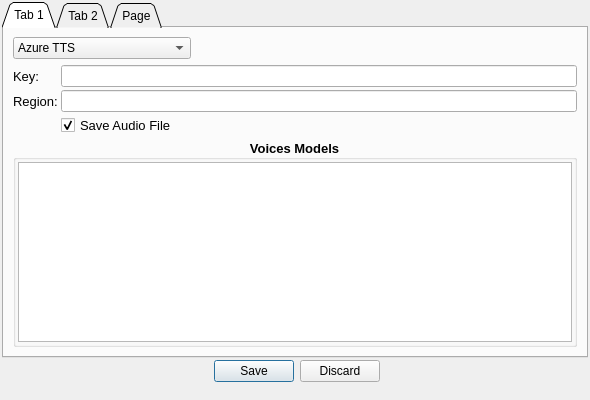
This is GUI_TranslateAndTTS/form.ui in AceCentre/AACSpeakHelper as Qt 5 draws it before an edit. The edited form follows.
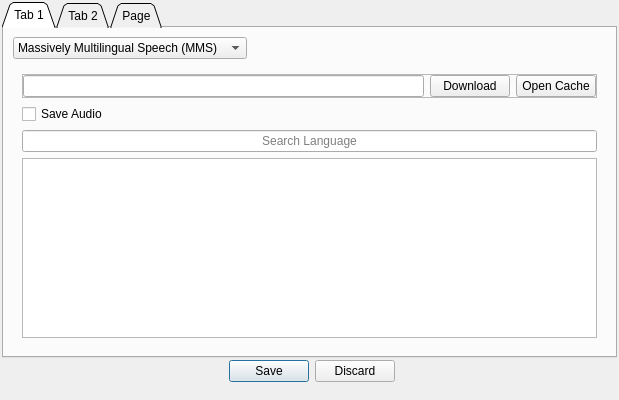
This is the edited form. Icons and pictures are not drawn.

Commit message: Add MMS TSS on TTS Engine Menu

```diff
--- a/GUI_TranslateAndTTS/form.ui
+++ b/GUI_TranslateAndTTS/form.ui
@@ -6,7 +6,7 @@
    <rect>
     <x>0</x>
     <y>0</y>
-    <width>588</width>
+    <width>619</width>
     <height>400</height>
    </rect>
   </property>
@@ -74,6 +74,11 @@
          <property name="sizeAdjustPolicy">
           <enum>QComboBox::AdjustToContents</enum>
          </property>
+         <item>
+          <property name="text">
+           <string>Massively Multilingual Speech (MMS)</string>
+          </property>
+         </item>
          <item>
           <property name="text">
            <string>Azure TTS</string>
@@ -138,7 +143,7 @@
           </sizepolicy>
          </property>
          <property name="currentIndex">
-          <number>0</number>
+          <number>6</number>
          </property>
          <widget class="QWidget" name="azure_page">
           <layout class="QGridLayout" name="gridLayout_10">
@@ -633,6 +638,74 @@
            </item>
           </layout>
          </widget>
+         <widget class="QWidget" name="mms_page">
+          <layout class="QVBoxLayout" name="verticalLayout_17">
+           <item>
+            <widget class="QFrame" name="frame_3">
+             <property name="frameShape">
+              <enum>QFrame::StyledPanel</enum>
+             </property>
+             <property name="frameShadow">
+              <enum>QFrame::Raised</enum>
+             </property>
+             <layout class="QHBoxLayout" name="horizontalLayout_3">
+              <property name="leftMargin">
+               <number>0</number>
+              </property>
+              <property name="topMargin">
+               <number>0</number>
+              </property>
+              <property name="rightMargin">
+               <number>0</number>
+              </property>
+              <property name="bottomMargin">
+               <number>0</number>
+              </property>
+              <item>
+               <widget class="QLineEdit" name="mms_cache"/>
+              </item>
+              <item>
+               <widget class="QPushButton" name="download_cache">
+                <property name="text">
+                 <string>Download</string>
+                </property>
+               </widget>
+              </item>
+              <item>
+               <widget class="QPushButton" name="cache_pushButton">
+                <property name="text">
+                 <string>Open Cache</string>
+                </property>
+               </widget>
+              </item>
+             </layout>
+            </widget>
+           </item>
+           <item>
+            <widget class="QCheckBox" name="mms_checkBox">
+             <property name="text">
+              <string>Save Audio</string>
+             </property>
+            </widget>
+           </item>
+           <item>
+            <widget class="QLineEdit" name="search_language">
+             <property name="alignment">
+              <set>Qt::AlignCenter</set>
+             </property>
+             <property name="placeholderText">
+              <string>Search Language</string>
+             </property>
+             <property name="clearButtonEnabled">
+              <bool>false</bool>
+             </property>
+            </widget>
+           </item>
+           <item>
+            <widget class="QListWidget" name="mms_listWidget"/>
+           </item>
+          </layout>
+         </widget>
         </widget>
        </item>
       </layout>
```
Left out of the diff: 7 changed lines with no effect on the pictures.
